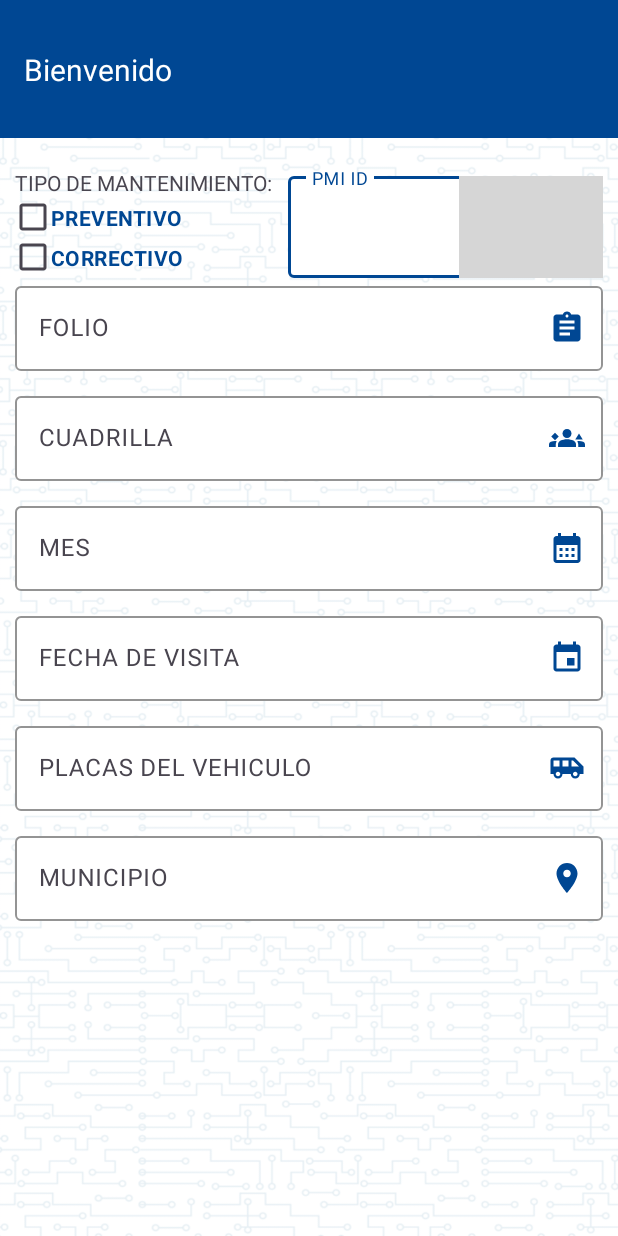
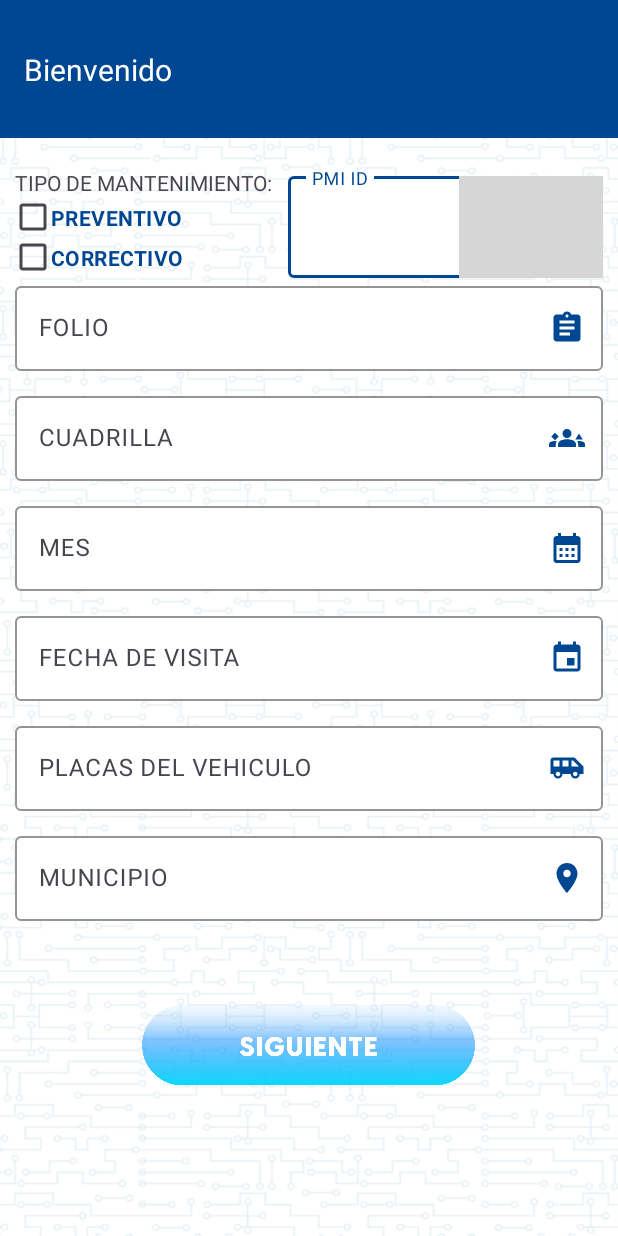
Before and after one commit to dmoffwhite/Mantenimiento, an Android app: the FormPostePMI screen opened directly, with no data from a screen before it, on a phone screen of 412 x 824 dp. Run offline under Robolectric (Android 15) with nearby library versions, the light colour scheme and no system bars; Roboto replaces fonts that are not available here; grey boxes are pictures that could not be loaded.

Commit message:
Update activity_form_poste_pmi.xml

```diff
--- a/app/src/main/res/layout/activity_form_poste_pmi.xml
+++ b/app/src/main/res/layout/activity_form_poste_pmi.xml
@@ -237,6 +237,8 @@
                 android:id="@+id/input_pmi_mes"
                 android:layout_width="match_parent"
                 android:layout_height="match_parent"
+
+
                 app:endIconMode="custom"
                 app:endIconTint="@color/principal"
                 app:endIconDrawable="@drawable/calendar"
@@ -387,5 +389,18 @@
 
     </LinearLayout>
 
+    <ImageButton
+        android:id="@+id/imageButton"
+        android:layout_width="222dp"
+        android:layout_height="63dp"
+        android:layout_marginTop="40dp"
+        android:background="@android:color/transparent"
+        android:scaleType="centerInside"
+        android:src="@drawable/botonsiguiente"
+        app:layout_constraintEnd_toEndOf="parent"
+        app:layout_constraintHorizontal_bias="0.497"
+        app:layout_constraintStart_toStartOf="parent"
+        app:layout_constraintTop_toBottomOf="@+id/linearLayout8" />
+
 
 </androidx.constraintlayout.widget.ConstraintLayout>
```
